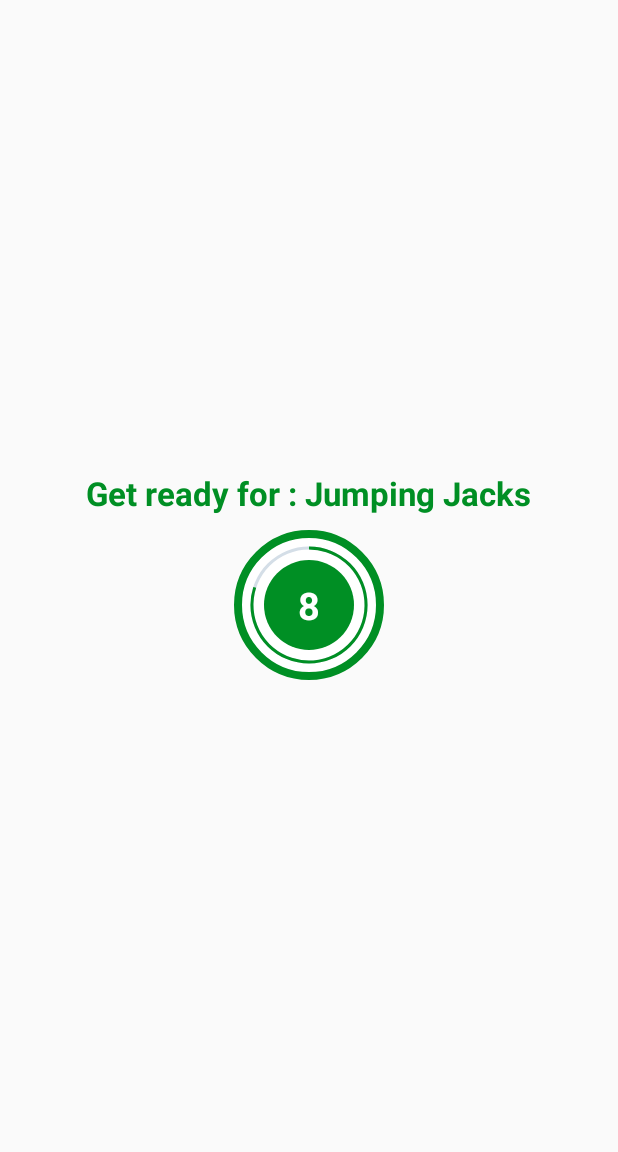
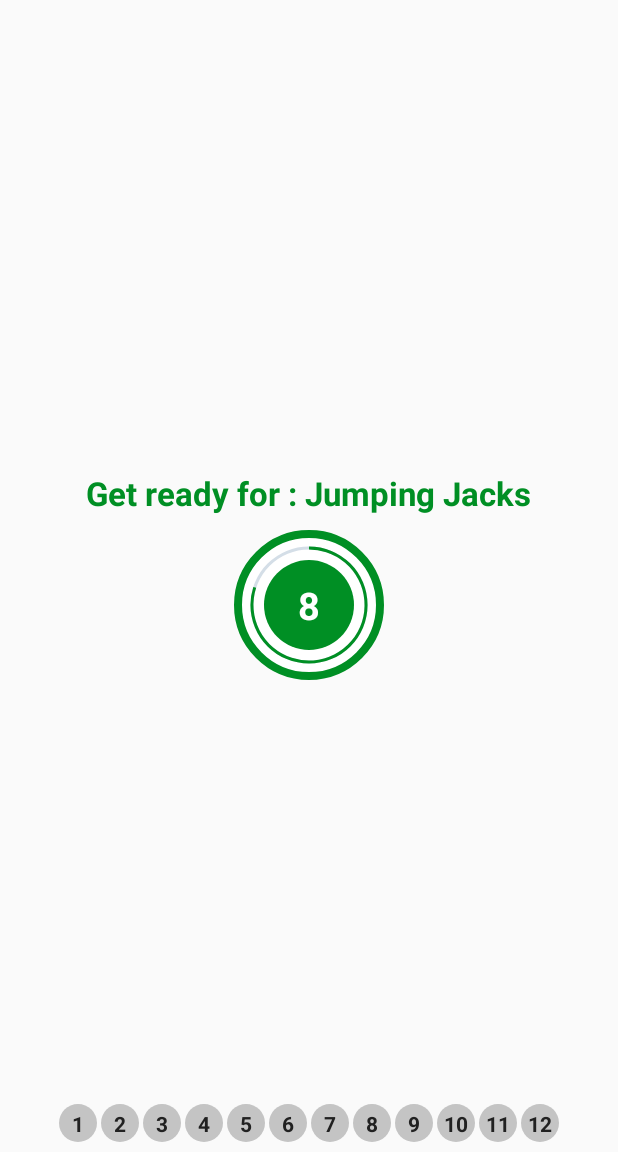
Before and after one commit to ak-mdev/workout-kotlin, an Android app: the ExerciseActivity screen opened directly, with no data from a screen before it, on a phone screen of 412 x 824 dp, the part 84-1236 px from its top. Run offline under Robolectric (Android 15) with nearby library versions, the phone set to English and light mode, and no system bars.

Commit message:
Added recyclerview to exercise activity which shows which exercise is being performed and which have been completed

```diff
--- a/app/build.gradle
+++ b/app/build.gradle
@@ -38,4 +38,7 @@ dependencies {
     //Circular image view
     implementation 'de.hdodenhof:circleimageview:3.1.0'
 
+    //Recycler view dependency
+    implementation "androidx.recyclerview:recyclerview:1.1.0"
+
 }
--- a/app/src/main/java/com/deyvitineo/a7minuteworkout/ExerciseActivity.kt
+++ b/app/src/main/java/com/deyvitineo/a7minuteworkout/ExerciseActivity.kt
@@ -8,10 +8,13 @@ import android.util.Log
 import android.view.View
 import android.widget.Toast
 import androidx.appcompat.app.AppCompatActivity
+import androidx.recyclerview.widget.LinearLayoutManager
+import com.deyvitineo.a7minuteworkout.adapters.ExerciseStatusAdapter
 import com.deyvitineo.a7minuteworkout.util.Constants
 import com.deyvitineo.a7minuteworkout.util.Exercises
 import kotlinx.android.synthetic.main.activity_exercise.*
 import java.util.*
+import kotlin.collections.ArrayList
 
 class ExerciseActivity : AppCompatActivity(), TextToSpeech.OnInitListener {
 
@@ -27,6 +30,8 @@ class ExerciseActivity : AppCompatActivity(), TextToSpeech.OnInitListener {
     private val TAG: String? = ExerciseActivity::class.simpleName
     private var mPlayer: MediaPlayer? = null
 
+    private lateinit var mExerciseAdapter: ExerciseStatusAdapter
+
 
     override fun onCreate(savedInstanceState: Bundle?) {
         super.onCreate(savedInstanceState)
@@ -40,7 +45,9 @@ class ExerciseActivity : AppCompatActivity(), TextToSpeech.OnInitListener {
 
         textToSpeech = TextToSpeech(this, this)
         mExerciseList = Exercises.defaultExerciseList()
+        setupRecyclerView()
         setupRestView()
+
     }
 
 
@@ -82,6 +89,9 @@ class ExerciseActivity : AppCompatActivity(), TextToSpeech.OnInitListener {
             override fun onFinish() {
                 ll_rest_view.visibility = View.GONE
                 ll_exercise_view.visibility = View.VISIBLE
+
+                mExerciseList!![mCurrentExercisePosition].isSelected = true
+                mExerciseAdapter.notifyDataSetChanged()
                 setupExerciseView()
 
             }
@@ -108,6 +118,10 @@ class ExerciseActivity : AppCompatActivity(), TextToSpeech.OnInitListener {
 
             override fun onFinish() {
                 if (mCurrentExercisePosition < mExerciseList!!.size - 1) {
+                    mExerciseList!![mCurrentExercisePosition].isSelected = false
+                    mExerciseList!![mCurrentExercisePosition].isCompleted = true
+                    mExerciseAdapter.notifyDataSetChanged()
+
                     ll_rest_view.visibility = View.VISIBLE
                     ll_exercise_view.visibility = View.GONE
                     setupRestView()
@@ -146,6 +160,12 @@ class ExerciseActivity : AppCompatActivity(), TextToSpeech.OnInitListener {
         }
     }
 
+    private fun setupRecyclerView(){
+        rv_exercise_status.layoutManager = LinearLayoutManager(this, LinearLayoutManager.HORIZONTAL, false)
+        mExerciseAdapter = ExerciseStatusAdapter(mExerciseList!!, this)
+        rv_exercise_status.adapter = mExerciseAdapter
+    }
+
     override fun onDestroy() {
         if (restTimer != null) restTimer!!.cancel()
         if (exerciseTimer != null) exerciseTimer!!.cancel()
--- /dev/null
+++ b/app/src/main/java/com/deyvitineo/a7minuteworkout/adapters/ExerciseStatusAdapter.kt
@@ -0,0 +1,48 @@
+package com.deyvitineo.a7minuteworkout.adapters
+
+import android.content.Context
+import android.graphics.Color
+import android.view.LayoutInflater
+import android.view.View
+import android.view.ViewGroup
+import androidx.core.content.ContextCompat
+import androidx.recyclerview.widget.RecyclerView
+import com.deyvitineo.a7minuteworkout.ExerciseModel
+import com.deyvitineo.a7minuteworkout.R
+import kotlinx.android.synthetic.main.item_exercise_status.view.*
+
+class ExerciseStatusAdapter(val items: ArrayList<ExerciseModel>, val context: Context) :
+    RecyclerView.Adapter<ExerciseStatusAdapter.ViewHolder>() {
+
+
+    override fun onCreateViewHolder(parent: ViewGroup, viewType: Int): ViewHolder {
+        return ViewHolder(
+            LayoutInflater.from(context).inflate(R.layout.item_exercise_status, parent, false)
+        )
+    }
+
+    override fun getItemCount(): Int {
+        return items.size
+    }
+
+    override fun onBindViewHolder(holder: ViewHolder, position: Int) {
+        val item = items[position]
+        holder.mItem.text = item.id.toString()
+        if(item.isSelected){
+            holder.mItem.background = ContextCompat.getDrawable(context, R.drawable.item_circular_thin)
+            holder.mItem.setTextColor(Color.BLACK)
+        }
+
+        if(item.isCompleted){
+            holder.mItem.background = ContextCompat.getDrawable(context, R.drawable.item_circular_color_accent_background)
+            holder.mItem.setTextColor(Color.WHITE)
+        }
+
+    }
+
+
+    class ViewHolder(itemView: View) : RecyclerView.ViewHolder(itemView) {
+        val mItem = itemView.tv_item
+    }
+
+}
--- /dev/null
+++ b/app/src/main/res/drawable/item_circular_color_gray_background.xml
@@ -0,0 +1,7 @@
+<?xml version="1.0" encoding="utf-8"?>
+<shape xmlns:android="http://schemas.android.com/apk/res/android"
+    android:shape="oval">
+
+    <solid android:color="#C4C4C4"/>
+
+</shape>
--- /dev/null
+++ b/app/src/main/res/drawable/item_circular_thin.xml
@@ -0,0 +1,10 @@
+<?xml version="1.0" encoding="utf-8"?>
+<shape xmlns:android="http://schemas.android.com/apk/res/android"
+    android:shape="oval">
+
+    <stroke android:width="0.5dp"
+        android:color="@color/colorAccent"/>
+
+    <solid android:color="@color/colorWhite"/>
+
+</shape>
--- a/app/src/main/res/layout/activity_exercise.xml
+++ b/app/src/main/res/layout/activity_exercise.xml
@@ -73,7 +73,8 @@
         android:layout_width="match_parent"
         android:layout_height="match_parent"
         android:layout_below="@id/toolbar_exercise_activity"
-        android:gravity="center"
+        android:layout_above="@id/rv_exercise_status"
+        android:gravity="bottom|center_horizontal"
         android:orientation="vertical"
         android:visibility="gone">
 
@@ -83,7 +84,7 @@
             android:layout_height="0dp"
             android:layout_weight="1"
             android:padding="20dp"
-            android:contentDescription="Exercise Image"
+            android:contentDescription="@string/exercise_image"
             android:scaleType="fitXY"/>
 
 
@@ -134,4 +135,12 @@
         </FrameLayout>
     </LinearLayout>
 
+    <androidx.recyclerview.widget.RecyclerView
+        android:id="@+id/rv_exercise_status"
+        android:layout_width="wrap_content"
+        android:layout_height="wrap_content"
+        android:layout_alignParentBottom="true"
+        android:layout_centerHorizontal="true"
+        android:layout_margin="5dp"/>
+
 </RelativeLayout>
--- /dev/null
+++ b/app/src/main/res/layout/item_exercise_status.xml
@@ -0,0 +1,16 @@
+<?xml version="1.0" encoding="utf-8"?>
+<TextView xmlns:android="http://schemas.android.com/apk/res/android"
+    xmlns:tools="http://schemas.android.com/tools"
+    android:id="@+id/tv_item"
+    android:layout_width="25dp"
+    android:layout_height="25dp"
+    android:layout_margin="1dp"
+    android:gravity="center"
+    android:textColor="#212121"
+    android:textSize="14sp"
+    android:textStyle="bold"
+    android:padding="3dp"
+    android:background="@drawable/item_circular_color_gray_background"
+    tools:text="1">
+
+</TextView>
--- a/app/src/main/res/values/strings.xml
+++ b/app/src/main/res/values/strings.xml
@@ -2,4 +2,5 @@
     <string name="app_name">7MinuteWorkout</string>
 
     <string name="start">START</string>
+    <string name="exercise_image">Exercise Image</string>
 </resources>
```
